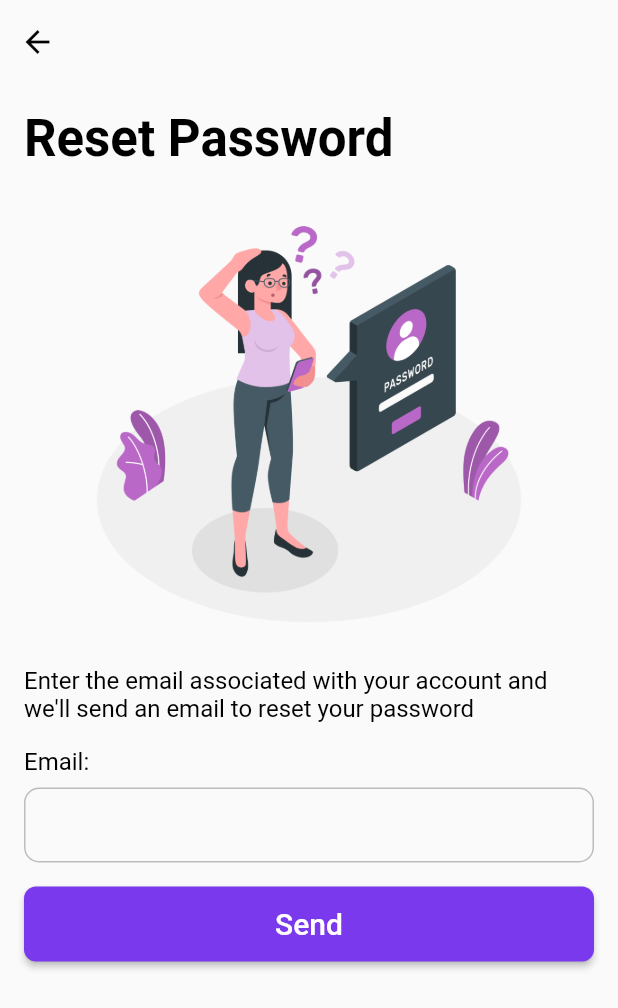
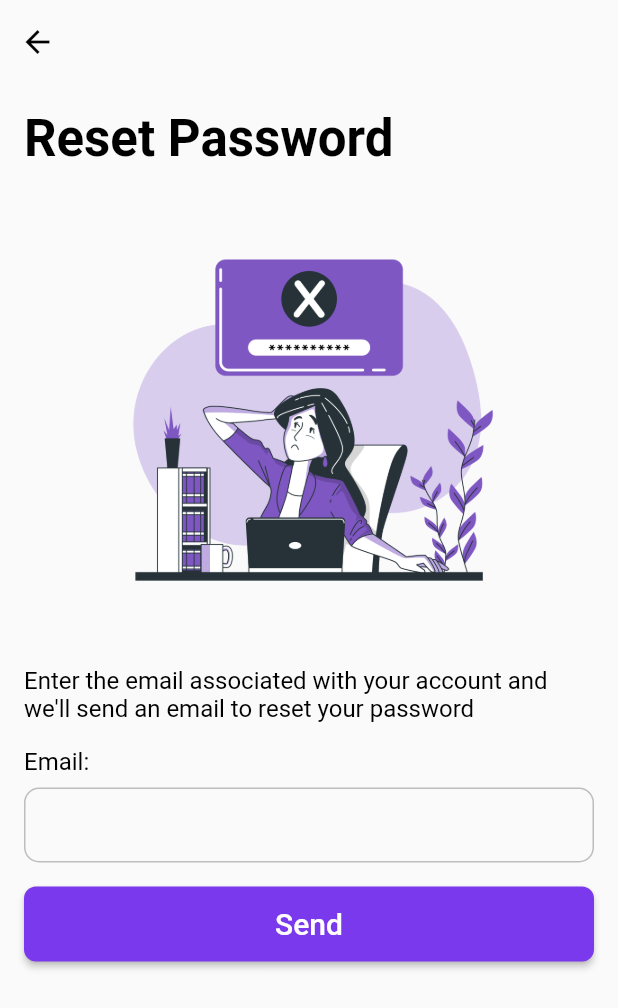
Before and after one commit to Dalalghesh/Taskify, a Flutter app: the SendInstructionsView screen opened directly, on a phone screen of 412 x 824 dp. Shown: the top 1008 px of the screen. Run offline on Flutter 3.47's test engine with Material 2 defaults, Android fonts, the phone set to English and light mode, and no system bars; our stand-ins replace awesome_notifications, calendar_date_picker2, cloud_firestore, cool_alert, dropdown_button2, file_picker and 15 more; missing offline and left inert: animated_radio_buttons, cron, curved_nav_bar, dart:html, flutter_cupertino_datetime_picker, googleapis and 1 more; accounts and stored records are empty.

```diff
--- a/taskify/lib/send_instructions/send_instructions_view.dart
+++ b/taskify/lib/send_instructions/send_instructions_view.dart
@@ -69,7 +69,7 @@ class _SendInstructionsView extends State<SendInstructionsView> {
               height: 16,
             ),
             Image.asset(
-              'assets/ForgotPassword.png',
+              'assets/Forgot password-bro.png',
               height: 300,
               width: 300,
             ),
```
Also changed, not shown: taskify/assets/Forgot password-bro.png (added).
